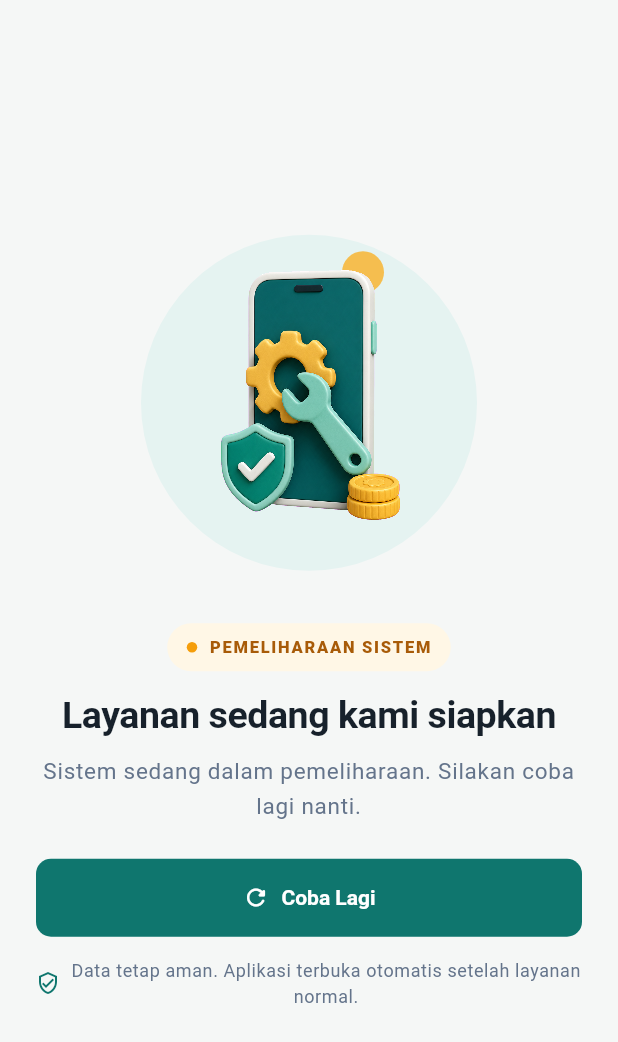
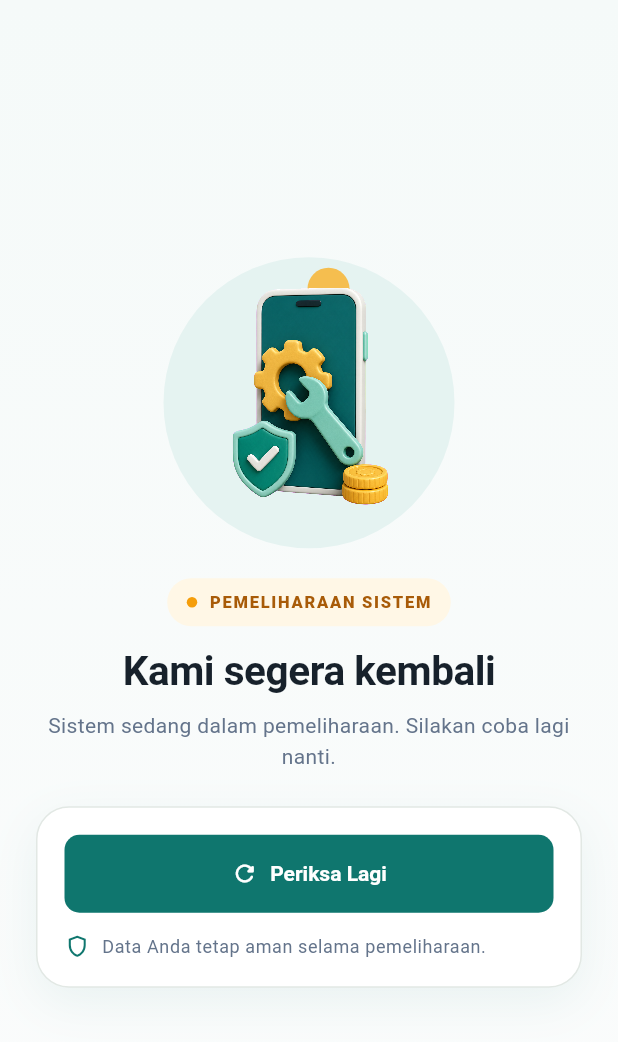
Before and after one commit to aqidfahrihafin/mobilesistem-keuangan-v1, a Flutter app: the MaintenanceScreen screen opened directly, on a phone screen of 412 x 824 dp. Shown: the top 1042 px of the screen. Run offline on Flutter 3.47's test engine with Material 3 defaults, Android fonts, the phone set to English and light mode, and no system bars; our stand-ins replace firebase_core, firebase_messaging, flutter_local_notifications, flutter_secure_storage, image_picker, local_auth and 4 more; missing offline and left inert: gal, mobile_scanner; accounts and stored records are empty; network calls fail.

Commit message:
refactor: refine mobile maintenance layout

```diff
--- a/lib/screens/maintenance_screen.dart
+++ b/lib/screens/maintenance_screen.dart
@@ -13,80 +13,58 @@ class MaintenanceScreen extends StatelessWidget {
     final expected = maintenance.expectedEndAt;
 
     return Scaffold(
-      body: SafeArea(
+      body: DecoratedBox(
+        decoration: const BoxDecoration(
+          gradient: LinearGradient(
+            begin: Alignment.topCenter,
+            end: Alignment.bottomCenter,
+            colors: [Color(0xFFF5FAF9), Color(0xFFFBFCFC)],
+          ),
+        ),
+        child: SafeArea(
+          child: LayoutBuilder(
+            builder: (context, constraints) => SingleChildScrollView(
+              padding: const EdgeInsets.fromLTRB(24, 18, 24, 24),
+              child: ConstrainedBox(
+                constraints: BoxConstraints(
+                  minHeight: constraints.maxHeight - 42,
+                ),
                 child: Center(
-          child: SingleChildScrollView(
-            padding: const EdgeInsets.fromLTRB(24, 20, 24, 28),
                   child: ConstrainedBox(
                     constraints: const BoxConstraints(maxWidth: 440),
                     child: Column(
-                mainAxisAlignment: MainAxisAlignment.center,
+                      mainAxisSize: MainAxisSize.min,
                       children: [
                         const _MaintenanceIllustration(),
-                  const SizedBox(height: 22),
+                        const SizedBox(height: 8),
                         const _MaintenanceBadge(),
                         const SizedBox(height: 14),
                         Text(
-                    'Layanan sedang kami siapkan',
+                          'Kami segera kembali',
                           textAlign: TextAlign.center,
-                    style: Theme.of(context).textTheme.headlineSmall?.copyWith(
-                      fontSize: 25,
-                      height: 1.22,
+                          style: Theme.of(context).textTheme.headlineSmall
+                              ?.copyWith(fontSize: 27, height: 1.18),
+                        ),
+                        const SizedBox(height: 10),
+                        Padding(
+                          padding: const EdgeInsets.symmetric(horizontal: 8),
+                          child: Text(
+                            maintenance.message,
+                            textAlign: TextAlign.center,
+                            style: Theme.of(context).textTheme.bodyMedium
+                                ?.copyWith(color: AppColors.muted, height: 1.5),
                           ),
                         ),
-                  const SizedBox(height: 10),
-                  Text(
-                    maintenance.message,
-                    textAlign: TextAlign.center,
-                    style: Theme.of(context).textTheme.bodyLarge?.copyWith(
-                      color: AppColors.muted,
-                      height: 1.55,
+                        const SizedBox(height: 22),
+                        _StatusPanel(
+                          expected: expected,
+                          checking: maintenance.checking,
+                          onRetry: maintenance.check,
                         ),
-                  ),
-                  if (expected != null) ...[
-                    const SizedBox(height: 20),
-                    _EstimateCard(expected: expected),
                       ],
-                  const SizedBox(height: 24),
-                  SizedBox(
-                    width: double.infinity,
-                    height: 52,
-                    child: FilledButton.icon(
-                      onPressed: maintenance.checking
-                          ? null
-                          : () => maintenance.check(),
-                      icon: maintenance.checking
-                          ? const SizedBox.square(
-                              dimension: 18,
-                              child: CircularProgressIndicator(strokeWidth: 2),
-                            )
-                          : const Icon(Icons.refresh_rounded),
-                      label: Text(
-                        maintenance.checking ? 'Memeriksa...' : 'Coba Lagi',
                     ),
                   ),
                 ),
-                  const SizedBox(height: 14),
-                  Row(
-                    mainAxisAlignment: MainAxisAlignment.center,
-                    children: [
-                      const Icon(
-                        Icons.verified_user_outlined,
-                        size: 16,
-                        color: AppColors.primary,
-                      ),
-                      const SizedBox(width: 7),
-                      Flexible(
-                        child: Text(
-                          'Data tetap aman. Aplikasi terbuka otomatis setelah layanan normal.',
-                          textAlign: TextAlign.center,
-                          style: Theme.of(context).textTheme.bodySmall
-                              ?.copyWith(color: AppColors.muted),
-                        ),
-                      ),
-                    ],
-                  ),
-                ],
               ),
             ),
           ),
@@ -133,51 +111,107 @@ class _MaintenanceBadge extends StatelessWidget {
   }
 }
 
-class _EstimateCard extends StatelessWidget {
-  final DateTime expected;
+class _StatusPanel extends StatelessWidget {
+  final DateTime? expected;
+  final bool checking;
+  final VoidCallback onRetry;
 
-  const _EstimateCard({required this.expected});
+  const _StatusPanel({
+    required this.expected,
+    required this.checking,
+    required this.onRetry,
+  });
 
   @override
   Widget build(BuildContext context) {
     return Container(
-      padding: const EdgeInsets.symmetric(horizontal: 16, vertical: 12),
+      width: double.infinity,
+      padding: const EdgeInsets.all(18),
       decoration: BoxDecoration(
         color: AppColors.surface,
         border: Border.all(color: AppColors.border),
-        borderRadius: BorderRadius.circular(15),
+        borderRadius: BorderRadius.circular(22),
         boxShadow: const [
           BoxShadow(
-            color: Color(0x0D0F766E),
-            blurRadius: 16,
-            offset: Offset(0, 7),
+            color: Color(0x120F766E),
+            blurRadius: 26,
+            offset: Offset(0, 10),
           ),
         ],
       ),
-      child: Row(
-        mainAxisSize: MainAxisSize.min,
+      child: Column(
         children: [
-          const Icon(
+          if (expected != null) ...[
+            Row(
+              children: [
+                Container(
+                  width: 44,
+                  height: 44,
+                  decoration: BoxDecoration(
+                    color: const Color(0xFFE7F4F2),
+                    borderRadius: BorderRadius.circular(14),
+                  ),
+                  child: const Icon(
                     Icons.schedule_rounded,
-            size: 20,
                     color: AppColors.primary,
                   ),
-          const SizedBox(width: 10),
-          Column(
+                ),
+                const SizedBox(width: 13),
+                Expanded(
+                  child: Column(
                     crossAxisAlignment: CrossAxisAlignment.start,
                     children: [
                       Text(
-                'Perkiraan selesai',
+                        'Perkiraan layanan kembali',
                         style: Theme.of(context).textTheme.bodySmall?.copyWith(
                           color: AppColors.muted,
-                  fontSize: 11,
                         ),
                       ),
                       const SizedBox(height: 2),
                       Text(
-                '${_formatDate(expected)} WIB',
-                style: Theme.of(context).textTheme.bodyMedium?.copyWith(
-                  fontWeight: FontWeight.w700,
+                        '${_formatDate(expected!)} WIB',
+                        style: Theme.of(context).textTheme.titleMedium?.copyWith(
+                          fontWeight: FontWeight.w800,
+                        ),
+                      ),
+                    ],
+                  ),
+                ),
+              ],
+            ),
+            const SizedBox(height: 16),
+            const Divider(height: 1),
+            const SizedBox(height: 16),
+          ],
+          SizedBox(
+            width: double.infinity,
+            height: 52,
+            child: FilledButton.icon(
+              onPressed: checking ? null : onRetry,
+              icon: checking
+                  ? const SizedBox.square(
+                      dimension: 18,
+                      child: CircularProgressIndicator(strokeWidth: 2),
+                    )
+                  : const Icon(Icons.refresh_rounded),
+              label: Text(checking ? 'Memeriksa layanan...' : 'Periksa Lagi'),
+            ),
+          ),
+          const SizedBox(height: 14),
+          Row(
+            children: [
+              const Icon(
+                Icons.shield_outlined,
+                size: 17,
+                color: AppColors.primary,
+              ),
+              const SizedBox(width: 8),
+              Expanded(
+                child: Text(
+                  'Data Anda tetap aman selama pemeliharaan.',
+                  style: Theme.of(context).textTheme.bodySmall?.copyWith(
+                    color: AppColors.muted,
+                  ),
                 ),
               ),
             ],
@@ -204,21 +238,21 @@ class _MaintenanceIllustration extends StatelessWidget {
   @override
   Widget build(BuildContext context) {
     return SizedBox(
-      height: 250,
+      height: 218,
       child: Stack(
         alignment: Alignment.center,
         children: [
           Container(
-            width: 224,
-            height: 224,
+            width: 194,
+            height: 194,
             decoration: const BoxDecoration(
               shape: BoxShape.circle,
               color: Color(0xFFE5F3F1),
             ),
           ),
           Positioned(
-            top: 24,
-            right: 62,
+            top: 19,
+            right: 70,
             child: Container(
               width: 28,
               height: 28,
@@ -230,7 +264,7 @@ class _MaintenanceIllustration extends StatelessWidget {
           ),
           Image.asset(
             'assets/images/maintenance-secure-transparent.png',
-            height: 244,
+            height: 212,
             fit: BoxFit.contain,
             filterQuality: FilterQuality.high,
             gaplessPlayback: true,
```
Lines whose indentation alone changed are shown as unchanged.
